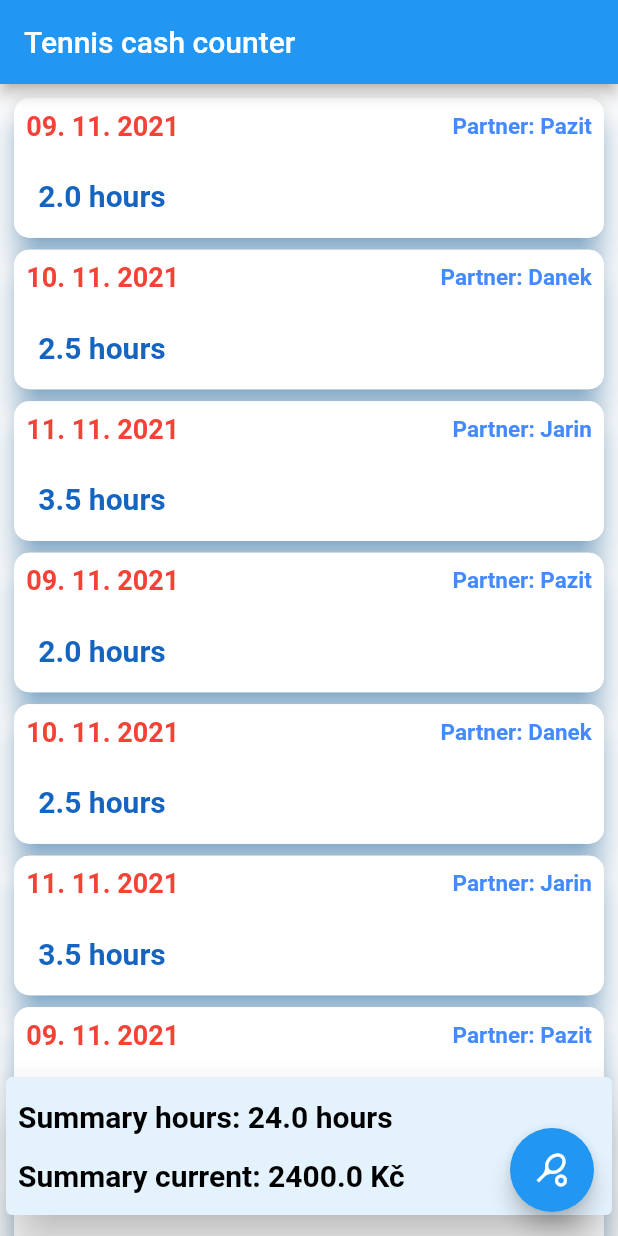
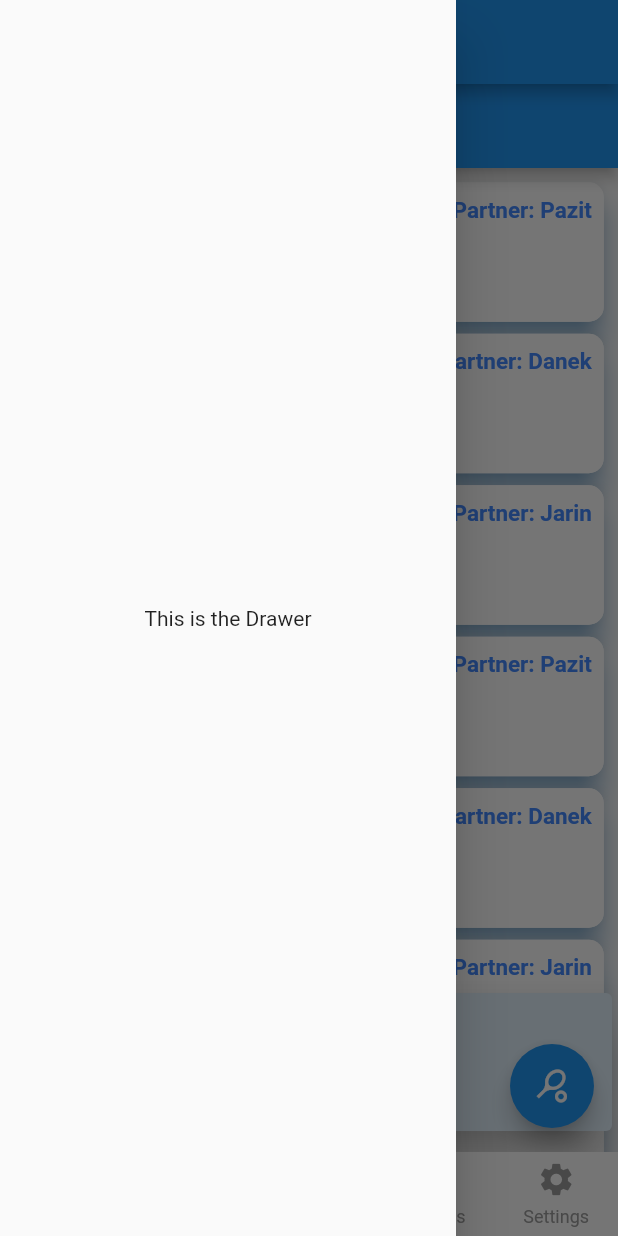
Before and after one commit to jelazi/tennis_cash_court, a Flutter app: the screen it shows after launch, with the side drawer open (before the commit the screen has no drawer), on a phone screen of 412 x 824 dp. Run offline on Flutter 3.47's test engine with Material 2 defaults, Android fonts, the phone set to English and light mode, and no system bars; drawn by our look-alikes of persistent_bottom_nav_bar; our stand-ins replace datetime_picker_formfield; missing offline and left inert: flutter_picker.

Commit message:
Add: navigation bottom bar

```diff
--- a/lib/main.dart
+++ b/lib/main.dart
@@ -1,10 +1,5 @@
 import 'package:flutter/material.dart';
-
-import './view/sum_card.dart';
-import './model/hour_manager.dart';
-import './model/tennis_hour.dart';
-import './view/add_new_hour_dialog.dart';
-import './view/listview_cards_hours.dart';
+import './view/custom_tabs_widget.dart';
 
 void main() {
   runApp(MyApp());
@@ -16,80 +11,11 @@ class MyApp extends StatelessWidget {
   @override
   Widget build(BuildContext context) {
     return MaterialApp(
-      title: 'Flutter Demo',
+      title: 'Tennis cash counter',
       theme: ThemeData(
         primarySwatch: Colors.blue,
       ),
-      home: MyHomePage(title: 'Tennis cash counter'),
+      home: CustomWidgetExample(context),
     );
   }
 }
-
-class MyHomePage extends StatefulWidget {
-  late HourManager hourManager;
-  MyHomePage({Key? key, required this.title}) : super(key: key) {
-    hourManager = HourManager();
-  }
-  final String title;
-
-  @override
-  State<MyHomePage> createState() => _MyHomePageState();
-}
-
-class _MyHomePageState extends State<MyHomePage> {
-  @override
-  Widget build(BuildContext context) {
-    return Scaffold(
-      appBar: AppBar(
-        title: Text(widget.title),
-      ),
-      body: Stack(
-        children: [
-          Container(
-            child: ListViewCardsHours(),
-          ),
-          Positioned(
-            bottom: 10,
-            child: SizedBox(
-              width: MediaQuery.of(context).size.width,
-              height: 100,
-              child: SumCard(),
-            ),
-          ),
-        ],
-      ),
-      floatingActionButton: FloatingActionButton(
-        onPressed: () => _displayAddHour(context),
-        tooltip: 'Add new hour',
-        child: const Icon(Icons.sports_tennis),
-      ),
-    );
-  }
-
-  _displayAddHour(BuildContext context) {
-    showGeneralDialog(
-      context: context,
-      barrierDismissible: false,
-      transitionDuration: const Duration(milliseconds: 500),
-      transitionBuilder: (context, animation, secondaryAnimation, child) {
-        return FadeTransition(
-          opacity: animation,
-          child: ScaleTransition(
-            scale: animation,
-            child: child,
-          ),
-        );
-      },
-      pageBuilder: (context, animation, secondaryAnimation) {
-        return AddNewHourDialog(
-            addNewHour, context, animation, secondaryAnimation);
-      },
-    );
-  }
-
-  void addNewHour(TennisHour tennisHour) {
-    setState(() {
-      widget.hourManager.listTennisHours.add(tennisHour);
-    });
-  }
-}
--- /dev/null
+++ b/lib/view/custom_navbar_widget.dart
@@ -0,0 +1,86 @@
+import 'package:flutter/material.dart';
+import 'package:persistent_bottom_nav_bar/persistent-tab-view.dart';
+
+class CustomNavBarWidget extends StatelessWidget {
+  final int selectedIndex;
+  final List<PersistentBottomNavBarItem> items;
+  final ValueChanged<int> onItemSelected;
+
+  CustomNavBarWidget({
+    Key? key,
+    required this.selectedIndex,
+    required this.items,
+    required this.onItemSelected,
+  });
+
+  Widget _buildItem(PersistentBottomNavBarItem item, bool isSelected) {
+    return Container(
+      alignment: Alignment.center,
+      height: kBottomNavigationBarHeight,
+      child: Column(
+        mainAxisAlignment: MainAxisAlignment.center,
+        crossAxisAlignment: CrossAxisAlignment.center,
+        mainAxisSize: MainAxisSize.min,
+        children: <Widget>[
+          Flexible(
+            child: IconTheme(
+              data: IconThemeData(
+                  size: 26.0,
+                  color: isSelected
+                      ? (item.activeColorSecondary == null
+                          ? item.activeColorPrimary
+                          : item.activeColorSecondary)
+                      : item.inactiveColorPrimary == null
+                          ? item.activeColorPrimary
+                          : item.inactiveColorPrimary),
+              child: isSelected ? item.icon : item.inactiveIcon ?? item.icon,
+            ),
+          ),
+          Padding(
+            padding: const EdgeInsets.only(top: 5.0),
+            child: Material(
+              type: MaterialType.transparency,
+              child: FittedBox(
+                  child: Text(
+                item.title!,
+                style: TextStyle(
+                    color: isSelected
+                        ? (item.activeColorSecondary == null
+                            ? item.activeColorPrimary
+                            : item.activeColorSecondary)
+                        : item.inactiveColorPrimary,
+                    fontWeight: FontWeight.w400,
+                    fontSize: 12.0),
+              )),
+            ),
+          )
+        ],
+      ),
+    );
+  }
+
+  @override
+  Widget build(BuildContext context) {
+    return Container(
+      color: Colors.white,
+      child: Container(
+        width: double.infinity,
+        height: kBottomNavigationBarHeight,
+        child: Row(
+          mainAxisAlignment: MainAxisAlignment.spaceAround,
+          children: items.map((item) {
+            int index = items.indexOf(item);
+            return Flexible(
+              child: GestureDetector(
+                onTap: () {
+                  this.onItemSelected(index);
+                },
+                child: _buildItem(item, selectedIndex == index),
+              ),
+            );
+          }).toList(),
+        ),
+      ),
+    );
+  }
+}
--- /dev/null
+++ b/lib/view/custom_tabs_widget.dart
@@ -0,0 +1,158 @@
+import 'package:flutter/material.dart';
+import 'package:persistent_bottom_nav_bar/persistent-tab-view.dart';
+
+import '../main.dart';
+import './main_sreen.dart';
+import './custom_navbar_widget.dart';
+
+class CustomWidgetExample extends StatefulWidget {
+  final BuildContext menuScreenContext;
+  CustomWidgetExample(this.menuScreenContext);
+
+  @override
+  _CustomWidgetExampleState createState() => _CustomWidgetExampleState();
+}
+
+class _CustomWidgetExampleState extends State<CustomWidgetExample> {
+  late PersistentTabController _controller;
+  late bool _hideNavBar;
+  String title = 'Title';
+
+  @override
+  void initState() {
+    super.initState();
+    _controller = PersistentTabController(initialIndex: 0);
+    _hideNavBar = false;
+  }
+
+  List<Widget> _buildScreens() {
+    return [
+      MainScreen(
+        title: title,
+        menuScreenContext: widget.menuScreenContext,
+        hideStatus: _hideNavBar,
+        onScreenHideButtonPressed: () {
+          setState(() {
+            _hideNavBar = !_hideNavBar;
+          });
+        },
+      ),
+      MainScreen(
+        title: title,
+        menuScreenContext: widget.menuScreenContext,
+        hideStatus: _hideNavBar,
+        onScreenHideButtonPressed: () {
+          setState(() {
+            _hideNavBar = !_hideNavBar;
+          });
+        },
+      ),
+      MainScreen(
+        title: title,
+        menuScreenContext: widget.menuScreenContext,
+        hideStatus: _hideNavBar,
+        onScreenHideButtonPressed: () {
+          setState(() {
+            _hideNavBar = !_hideNavBar;
+          });
+        },
+      ),
+      MainScreen(
+        title: title,
+        menuScreenContext: widget.menuScreenContext,
+        hideStatus: _hideNavBar,
+        onScreenHideButtonPressed: () {
+          setState(() {
+            _hideNavBar = !_hideNavBar;
+          });
+        },
+      ),
+      MainScreen(
+        title: title,
+        menuScreenContext: widget.menuScreenContext,
+        hideStatus: _hideNavBar,
+        onScreenHideButtonPressed: () {
+          setState(() {
+            _hideNavBar = !_hideNavBar;
+          });
+        },
+      ),
+    ];
+  }
+
+  List<PersistentBottomNavBarItem> _navBarsItems() {
+    return [
+      PersistentBottomNavBarItem(
+        icon: Icon(Icons.home),
+        title: "Home",
+        activeColorPrimary: Colors.blue,
+        inactiveColorPrimary: Colors.grey,
+      ),
+      PersistentBottomNavBarItem(
+        icon: Icon(Icons.search),
+        title: ("Search"),
+        activeColorPrimary: Colors.teal,
+        inactiveColorPrimary: Colors.grey,
+      ),
+      PersistentBottomNavBarItem(
+        icon: Icon(Icons.add),
+        title: ("Add"),
+        activeColorPrimary: Colors.deepOrange,
+        inactiveColorPrimary: Colors.grey,
+      ),
+      PersistentBottomNavBarItem(
+        icon: Icon(Icons.settings),
+        title: ("Settings"),
+        activeColorPrimary: Colors.indigo,
+        inactiveColorPrimary: Colors.grey,
+      ),
+      PersistentBottomNavBarItem(
+        icon: Icon(Icons.settings),
+        title: ("Settings"),
+        activeColorPrimary: Colors.indigo,
+        inactiveColorPrimary: Colors.grey,
+      ),
+    ];
+  }
+
+  @override
+  Widget build(BuildContext context) {
+    return Scaffold(
+      appBar: AppBar(title: const Text('Navigation Bar Demo')),
+      drawer: Drawer(
+        child: Center(
+          child: Column(
+            mainAxisAlignment: MainAxisAlignment.center,
+            children: <Widget>[
+              const Text('This is the Drawer'),
+            ],
+          ),
+        ),
+      ),
+      body: PersistentTabView.custom(
+        context,
+        controller: _controller,
+        screens: _buildScreens(),
+        confineInSafeArea: true,
+        itemCount: 5,
+        handleAndroidBackButtonPress: true,
+        stateManagement: true,
+        hideNavigationBar: _hideNavBar,
+        screenTransitionAnimation: ScreenTransitionAnimation(
+          animateTabTransition: true,
+          curve: Curves.ease,
+          duration: Duration(milliseconds: 200),
+        ),
+        customWidget: CustomNavBarWidget(
+          items: _navBarsItems(),
+          onItemSelected: (index) {
+            setState(() {
+              _controller.index = index; // THIS IS CRITICAL!! Don't miss it!
+            });
+          },
+          selectedIndex: _controller.index,
+        ),
+      ),
+    );
+  }
+}
--- /dev/null
+++ b/lib/view/main_sreen.dart
@@ -0,0 +1,84 @@
+import 'package:flutter/material.dart';
+
+import '../view/sum_card.dart';
+import '../model/tennis_hour.dart';
+import '../view/add_new_hour_dialog.dart';
+import '../view/listview_cards_hours.dart';
+import '../model/hour_manager.dart';
+
+class MainScreen extends StatefulWidget {
+  late HourManager hourManager;
+  late final BuildContext menuScreenContext;
+  late final Function onScreenHideButtonPressed;
+  late final bool hideStatus;
+
+  MainScreen(
+      {Key? key,
+      required this.title,
+      required this.menuScreenContext,
+      required this.hideStatus,
+      required this.onScreenHideButtonPressed})
+      : super(key: key) {
+    hourManager = HourManager();
+  }
+  final String title;
+
+  @override
+  State<MainScreen> createState() => _MainScreenState();
+}
+
+class _MainScreenState extends State<MainScreen> {
+  @override
+  Widget build(BuildContext context) {
+    return Scaffold(
+      appBar: AppBar(
+        title: Text(widget.title),
+      ),
+      body: Stack(
+        children: [
+          ListViewCardsHours(),
+          Positioned(
+            bottom: 10,
+            child: SizedBox(
+              width: MediaQuery.of(context).size.width,
+              height: 100,
+              child: SumCard(),
+            ),
+          ),
+        ],
+      ),
+      floatingActionButton: FloatingActionButton(
+        onPressed: () => _displayAddHour(context),
+        tooltip: 'Add new hour',
+        child: const Icon(Icons.sports_tennis),
+      ),
+    );
+  }
+
+  _displayAddHour(BuildContext context) {
+    showGeneralDialog(
+      context: context,
+      barrierDismissible: false,
+      transitionDuration: const Duration(milliseconds: 500),
+      transitionBuilder: (context, animation, secondaryAnimation, child) {
+        return FadeTransition(
+          opacity: animation,
+          child: ScaleTransition(
+            scale: animation,
+            child: child,
+          ),
+        );
+      },
+      pageBuilder: (context, animation, secondaryAnimation) {
+        return AddNewHourDialog(
+            addNewHour, context, animation, secondaryAnimation);
+      },
+    );
+  }
+
+  void addNewHour(TennisHour tennisHour) {
+    setState(() {
+      widget.hourManager.listTennisHours.add(tennisHour);
+    });
+  }
+}
```
